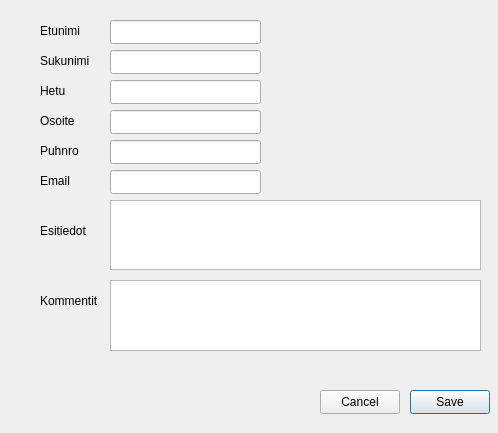
Above: addcustomer.ui from juhotuominen/CustomerManagerQT before the change. Below: the same form after it.
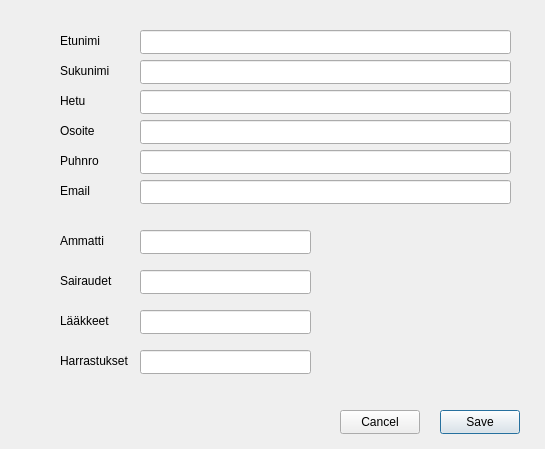
That is the form after the change.

```diff
--- a/addcustomer.ui
+++ b/addcustomer.ui
@@ -9,8 +9,8 @@
    <rect>
     <x>0</x>
     <y>0</y>
-    <width>498</width>
-    <height>433</height>
+    <width>545</width>
+    <height>449</height>
    </rect>
   </property>
   <property name="windowTitle">
@@ -19,8 +19,8 @@
   <widget class="QPushButton" name="btnSave">
    <property name="geometry">
     <rect>
-     <x>410</x>
-     <y>390</y>
+     <x>440</x>
+     <y>410</y>
      <width>80</width>
      <height>24</height>
     </rect>
@@ -32,8 +32,8 @@
   <widget class="QPushButton" name="btnCancel">
    <property name="geometry">
     <rect>
-     <x>320</x>
-     <y>390</y>
+     <x>340</x>
+     <y>410</y>
      <width>80</width>
      <height>24</height>
     </rect>
@@ -45,8 +45,8 @@
   <widget class="QLabel" name="label">
    <property name="geometry">
     <rect>
-     <x>40</x>
-     <y>20</y>
+     <x>60</x>
+     <y>30</y>
      <width>49</width>
      <height>21</height>
     </rect>
@@ -58,8 +58,8 @@
   <widget class="QLabel" name="label_2">
    <property name="geometry">
     <rect>
-     <x>40</x>
-     <y>50</y>
+     <x>60</x>
+     <y>60</y>
      <width>61</width>
      <height>21</height>
     </rect>
@@ -71,8 +71,8 @@
   <widget class="QLabel" name="label_3">
    <property name="geometry">
     <rect>
-     <x>40</x>
-     <y>80</y>
+     <x>60</x>
+     <y>90</y>
      <width>49</width>
      <height>21</height>
     </rect>
@@ -84,8 +84,8 @@
   <widget class="QLabel" name="label_4">
    <property name="geometry">
     <rect>
-     <x>40</x>
-     <y>140</y>
+     <x>60</x>
+     <y>150</y>
      <width>49</width>
      <height>21</height>
     </rect>
@@ -97,8 +97,8 @@
   <widget class="QLabel" name="label_5">
    <property name="geometry">
     <rect>
-     <x>40</x>
-     <y>170</y>
+     <x>60</x>
+     <y>180</y>
      <width>49</width>
      <height>21</height>
     </rect>
@@ -107,38 +107,12 @@
     <string>Email</string>
    </property>
   </widget>
-  <widget class="QLabel" name="label_6">
-   <property name="geometry">
-    <rect>
-     <x>40</x>
-     <y>220</y>
-     <width>61</width>
-     <height>21</height>
-    </rect>
-   </property>
-   <property name="text">
-    <string>Esitiedot</string>
-   </property>
-  </widget>
-  <widget class="QLabel" name="label_7">
-   <property name="geometry">
-    <rect>
-     <x>40</x>
-     <y>290</y>
-     <width>61</width>
-     <height>21</height>
-    </rect>
-   </property>
-   <property name="text">
-    <string>Kommentit</string>
-   </property>
-  </widget>
   <widget class="QLineEdit" name="lineEditFirstname">
    <property name="geometry">
     <rect>
-     <x>110</x>
-     <y>20</y>
-     <width>151</width>
+     <x>140</x>
+     <y>30</y>
+     <width>371</width>
      <height>24</height>
     </rect>
    </property>
@@ -146,9 +120,9 @@
   <widget class="QLineEdit" name="lineEditLastname">
    <property name="geometry">
     <rect>
-     <x>110</x>
-     <y>50</y>
-     <width>151</width>
+     <x>140</x>
+     <y>60</y>
+     <width>371</width>
      <height>24</height>
     </rect>
    </property>
@@ -156,9 +130,9 @@
   <widget class="QLineEdit" name="lineEditSocialsecurity">
    <property name="geometry">
     <rect>
-     <x>110</x>
-     <y>80</y>
-     <width>151</width>
+     <x>140</x>
+     <y>90</y>
+     <width>371</width>
      <height>24</height>
     </rect>
    </property>
@@ -166,9 +140,9 @@
   <widget class="QLineEdit" name="lineEditPhone">
    <property name="geometry">
     <rect>
-     <x>110</x>
-     <y>140</y>
-     <width>151</width>
+     <x>140</x>
+     <y>150</y>
+     <width>371</width>
      <height>24</height>
     </rect>
    </property>
@@ -176,39 +150,19 @@
   <widget class="QLineEdit" name="lineEditEmail">
    <property name="geometry">
     <rect>
-     <x>110</x>
-     <y>170</y>
-     <width>151</width>
+     <x>140</x>
+     <y>180</y>
+     <width>371</width>
      <height>24</height>
     </rect>
    </property>
   </widget>
-  <widget class="QTextEdit" name="textEditPreinfo">
-   <property name="geometry">
-    <rect>
-     <x>110</x>
-     <y>200</y>
-     <width>371</width>
-     <height>70</height>
-    </rect>
-   </property>
-  </widget>
-  <widget class="QTextEdit" name="textEditComments">
-   <property name="geometry">
-    <rect>
-     <x>110</x>
-     <y>280</y>
-     <width>371</width>
-     <height>71</height>
-    </rect>
-   </property>
-  </widget>
   <widget class="QLineEdit" name="lineEditAddress">
    <property name="geometry">
     <rect>
-     <x>110</x>
-     <y>110</y>
-     <width>151</width>
+     <x>140</x>
+     <y>120</y>
+     <width>371</width>
      <height>24</height>
     </rect>
    </property>
@@ -216,8 +170,8 @@
   <widget class="QLabel" name="label_8">
    <property name="geometry">
     <rect>
-     <x>40</x>
-     <y>110</y>
+     <x>60</x>
+     <y>120</y>
      <width>49</width>
      <height>21</height>
     </rect>
@@ -226,6 +180,98 @@
     <string>Osoite</string>
    </property>
   </widget>
+  <widget class="QLineEdit" name="lineEditProfession">
+   <property name="geometry">
+    <rect>
+     <x>140</x>
+     <y>230</y>
+     <width>171</width>
+     <height>24</height>
+    </rect>
+   </property>
+  </widget>
+  <widget class="QLineEdit" name="lineEditDiseases">
+   <property name="geometry">
+    <rect>
+     <x>140</x>
+     <y>270</y>
+     <width>171</width>
+     <height>24</height>
+    </rect>
+   </property>
+  </widget>
+  <widget class="QLineEdit" name="lineEditMedication">
+   <property name="geometry">
+    <rect>
+     <x>140</x>
+     <y>310</y>
+     <width>171</width>
+     <height>24</height>
+    </rect>
+   </property>
+  </widget>
+  <widget class="QLineEdit" name="lineEditHobbies">
+   <property name="geometry">
+    <rect>
+     <x>140</x>
+     <y>350</y>
+     <width>171</width>
+     <height>24</height>
+    </rect>
+   </property>
+  </widget>
+  <widget class="QLabel" name="label_9">
+   <property name="geometry">
+    <rect>
+     <x>60</x>
+     <y>230</y>
+     <width>61</width>
+     <height>21</height>
+    </rect>
+   </property>
+   <property name="text">
+    <string>Ammatti</string>
+   </property>
+  </widget>
+  <widget class="QLabel" name="label_11">
+   <property name="geometry">
+    <rect>
+     <x>60</x>
+     <y>270</y>
+     <width>61</width>
+     <height>21</height>
+    </rect>
+   </property>
+   <property name="text">
+    <string>Sairaudet</string>
+   </property>
+  </widget>
+  <widget class="QLabel" name="label_12">
+   <property name="geometry">
+    <rect>
+     <x>60</x>
+     <y>310</y>
+     <width>61</width>
+     <height>21</height>
+    </rect>
+   </property>
+   <property name="text">
+    <string>Lääkkeet</string>
+   </property>
+  </widget>
+  <widget class="QLabel" name="label_10">
+   <property name="geometry">
+    <rect>
+     <x>60</x>
+     <y>350</y>
+     <width>71</width>
+     <height>21</height>
+    </rect>
+   </property>
+   <property name="text">
+    <string>Harrastukset</string>
+   </property>
+  </widget>
  </widget>
  <resources/>
  <connections/>
```
